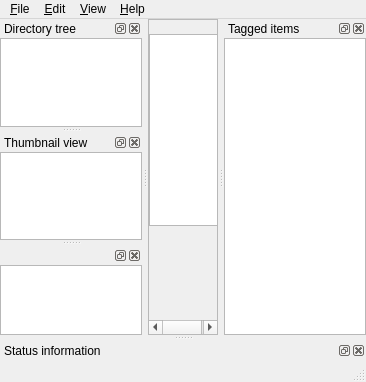
The window that aardview/aardview.ui (bwachter/aardview) describes before a commit, drawn with Qt 5.
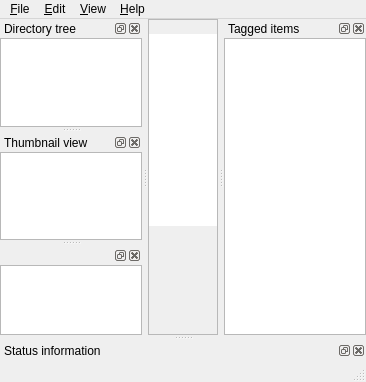
The same window after the commit. Custom widgets are drawn as their Qt base class.

Commit message: Make video location changeable by scroll/slider

```diff
--- a/aardview/aardview.ui
+++ b/aardview/aardview.ui
@@ -88,6 +88,9 @@
                 <verstretch>0</verstretch>
                </sizepolicy>
               </property>
+              <property name="frameShape">
+               <enum>QFrame::Shape::NoFrame</enum>
+              </property>
              </widget>
             </item>
             <item>
```
The commit also changes 2 other files.
